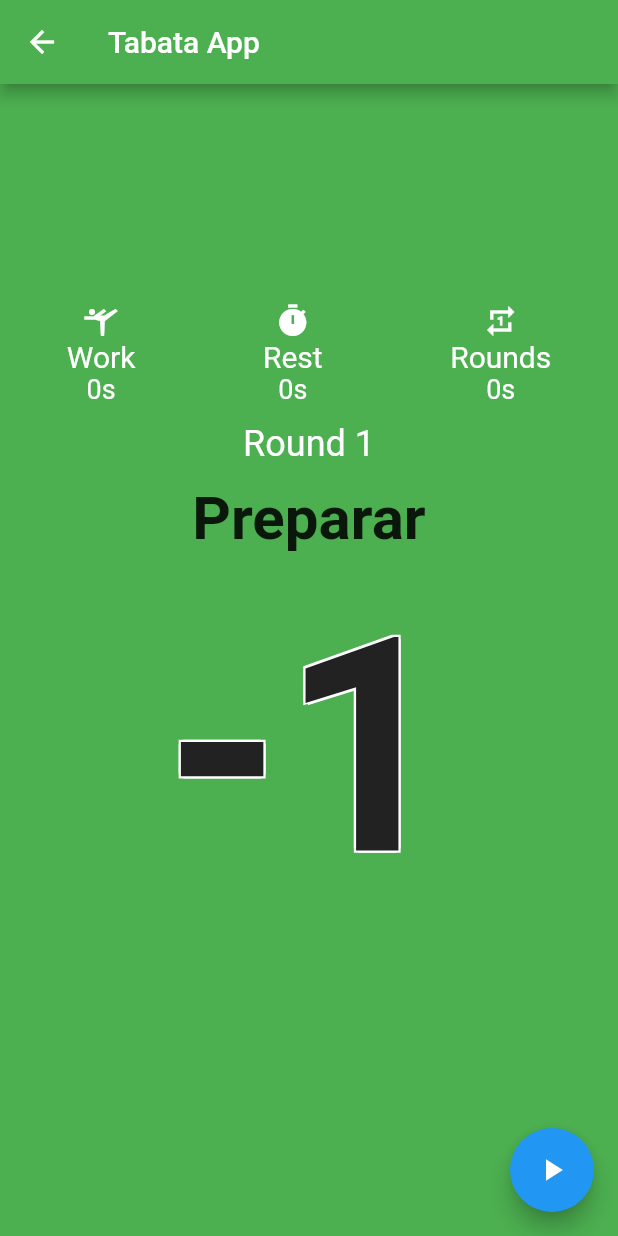
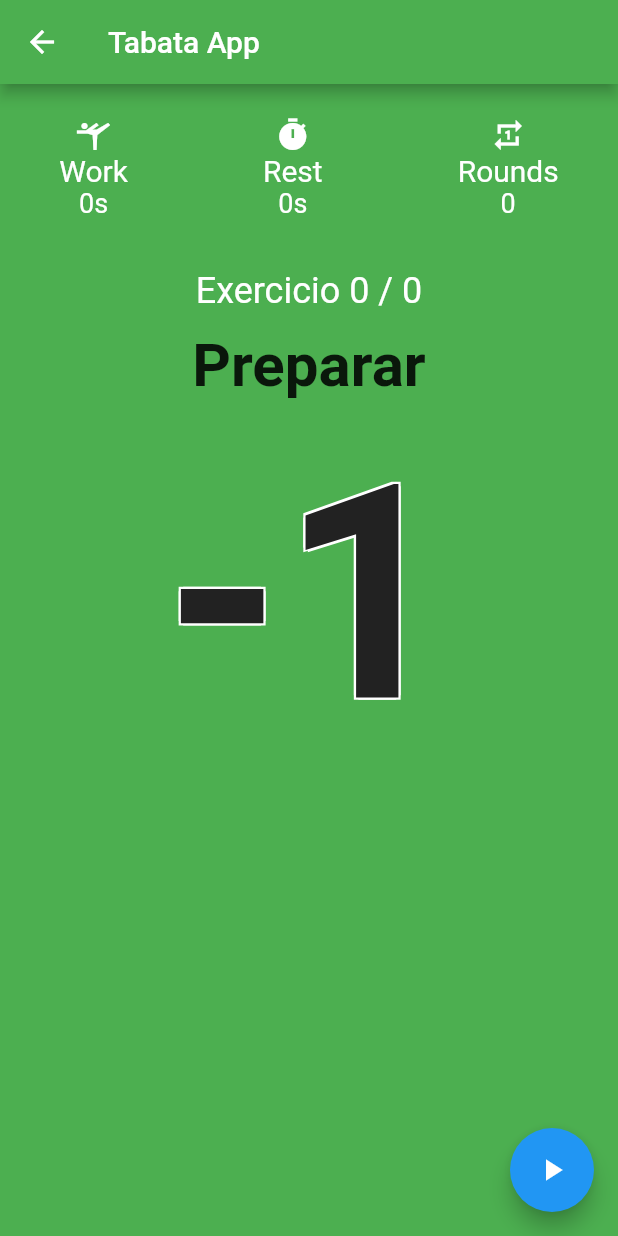
Before and after one commit to MatheusFalcao/tabata_workout, a Flutter app: the SecondScreen screen opened directly with empty values, after a tap on the "pause" icon, on a phone screen of 412 x 824 dp. Run offline on Flutter 3.47's test engine with Material 2 defaults, Android fonts, the phone set to English and light mode, and no system bars; statements that could not run were skipped.

Commit message:
fix next exercise bug and layout adjusts

```diff
--- a/lib/screens/second_screen.dart
+++ b/lib/screens/second_screen.dart
@@ -29,6 +29,8 @@ class _SecondScreenState extends State<SecondScreen> {
   int _currentTime = 0;
   String _currentExercise = '';
   String _nextExercise = '';
+  int _exerciseIndex = 0;
+  int _exerciseTotal = 0;
 
   late Timer _timer;
   Color _bg = Colors.green;
@@ -43,6 +45,7 @@ class _SecondScreenState extends State<SecondScreen> {
     _currentExercise = exercises[0].trim();
     _currentTime = widget.prepareTime;
     _nextExercise = exercises[1].trim();
+    _exerciseTotal = exercises.length;
     // Start the timer
     _startTimer();
   }
@@ -82,6 +85,7 @@ class _SecondScreenState extends State<SecondScreen> {
             _currentTime = widget.workTime;
             _isPreparing = false;
             _bg = Colors.lightBlueAccent;
+            _exerciseIndex++;
           } else if (_isWorkTime) {
             // If we were in the work phase, switch to the rest phase
             // _currentExercise = 'Rest';
@@ -92,6 +96,9 @@ class _SecondScreenState extends State<SecondScreen> {
             // If we were in the rest phase, switch to the next exercise
             List exercises = widget.exercises;
             int currentExerciseIndex = exercises.indexOf(_currentExercise);
+
+            print("DEBUG: currentExerciseIndex: $currentExerciseIndex");
+            print("DEBUG: _exerciseTotal: $_exerciseTotal");
             if (currentExerciseIndex == exercises.length - 1) {
               // If we reached the last exercise, go back to the first exercise and increment the round
               _currentExercise = exercises[0].trim();
@@ -100,6 +107,8 @@ class _SecondScreenState extends State<SecondScreen> {
               _isPreparing = true;
               _currentRound++;
               _bg = Colors.lightBlueAccent;
+              _exerciseIndex = 0;
+              _nextExercise = 'Done!';
               if (_currentRound > widget.rounds) {
                 print('ACABOU O ULTIMO ROUND');
                 Navigator.pop(context);
@@ -108,10 +117,17 @@ class _SecondScreenState extends State<SecondScreen> {
             } else {
               // Otherwise, switch to the next exercise
               _currentExercise = exercises[currentExerciseIndex + 1].trim();
-              _nextExercise = exercises[currentExerciseIndex + 2].trim();
+              if (_exerciseIndex + 1 == _exerciseTotal) {
+                _nextExercise = 'Done';
+              } else {
+                _nextExercise = exercises[currentExerciseIndex + 2].trim();
+              }
+
+              print("DEBUG: _exerciseIndex: $_exerciseIndex");
               _currentTime = widget.workTime;
               _isWorkTime = true;
               _isPreparing = false;
+              _exerciseIndex++;
               _bg = Colors.lightBlueAccent;
             }
           }
@@ -131,12 +147,12 @@ class _SecondScreenState extends State<SecondScreen> {
         color: _bg,
         child: Center(
           child: Column(
-            mainAxisAlignment: MainAxisAlignment.center,
+            //mainAxisAlignment: MainAxisAlignment.center,
             children: <Widget>[
               Padding(
-                padding: const EdgeInsets.all(12.0),
+                padding: const EdgeInsets.all(22.0),
                 child: Row(
-                  mainAxisAlignment: MainAxisAlignment.spaceEvenly,
+                  mainAxisAlignment: MainAxisAlignment.spaceAround,
                   children: <Widget>[
                     Column(
                       mainAxisAlignment: MainAxisAlignment.center,
@@ -205,7 +221,7 @@ class _SecondScreenState extends State<SecondScreen> {
                           ),
                         ),
                         Text(
-                          '${widget.rounds}s',
+                          '${widget.rounds}',
                           style: const TextStyle(
                             fontSize: 18,
                             color: Colors.white,
@@ -216,8 +232,11 @@ class _SecondScreenState extends State<SecondScreen> {
                   ],
                 ),
               ),
+              const SizedBox(
+                height: 12,
+              ),
               Text(
-                'Round $_currentRound',
+                'Exercicio $_exerciseIndex / $_exerciseTotal',
                 style: const TextStyle(
                   fontSize: 24,
                   color: Colors.white,
```
